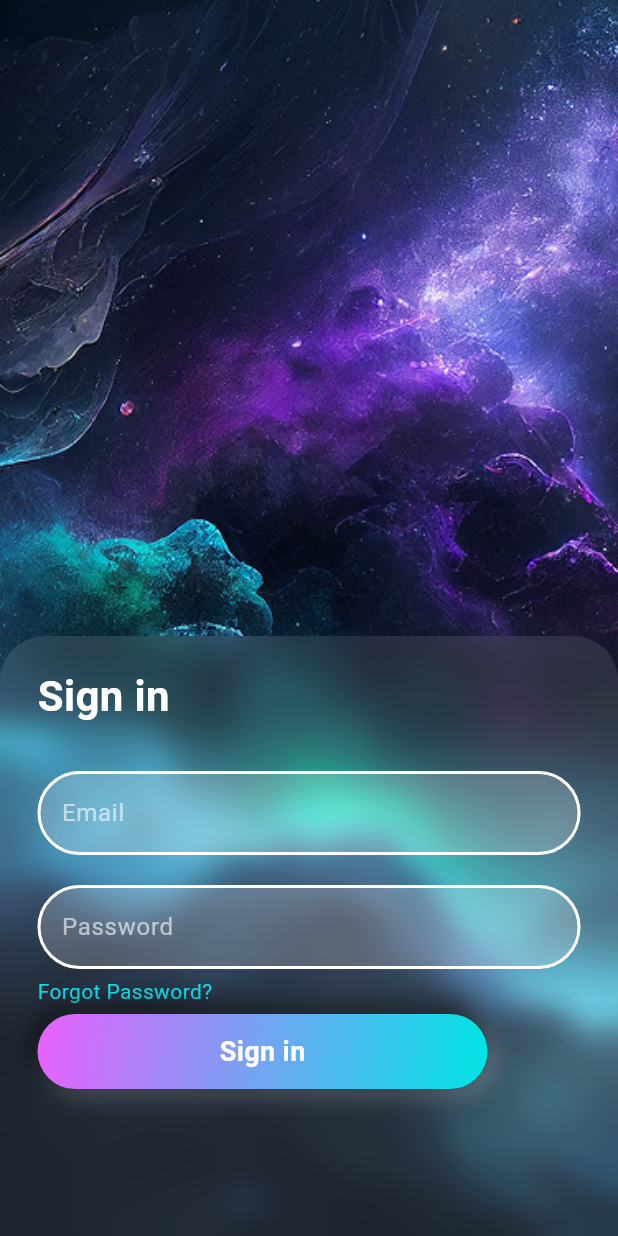
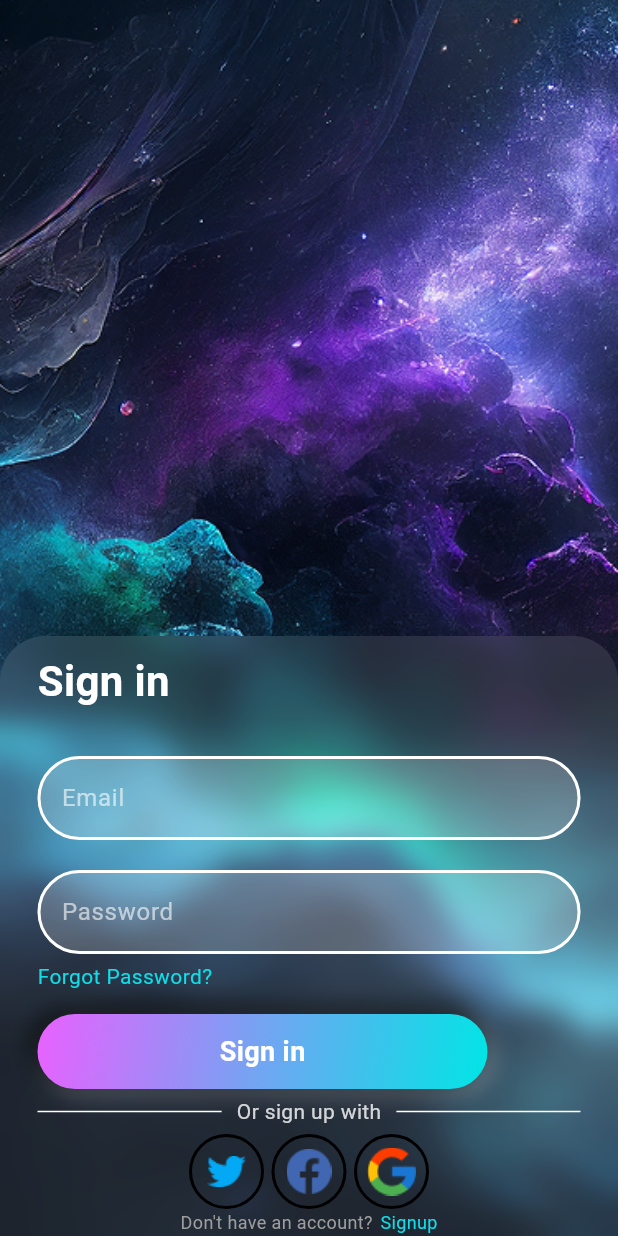
Before and after one commit to isamzia11/desktop_app, a Flutter app: the screen it shows after launch, on a phone screen of 412 x 824 dp. Run offline on Flutter 3.47's test engine with Material 3 defaults, Android fonts, the phone set to English and light mode, and no system bars.

Commit message:
added assets and routes also a button component and completed login screen

```diff
--- /dev/null
+++ b/lib/resources/components/round_button.dart
@@ -0,0 +1,19 @@
+import 'package:flutter/material.dart';
+
+class RoundButton extends StatelessWidget {
+  final String imagePath;
+  const RoundButton({super.key, required this.imagePath});
+
+  @override
+  Widget build(BuildContext context) {
+    return Container(
+      height: 50,
+      width: 50,
+      decoration: BoxDecoration(
+        shape: BoxShape.circle,
+        border: Border.all(width: 2, color: Colors.black),
+      ),
+      child: Image.asset('$imagePath'),
+    );
+  }
+}
--- a/lib/view/login_screen.dart
+++ b/lib/view/login_screen.dart
@@ -1,4 +1,5 @@
 import 'dart:ui';
+import 'package:desktop_app/resources/components/round_button.dart';
 import 'package:flutter/material.dart';
 
 class LoginScreen extends StatelessWidget {
@@ -40,7 +41,7 @@ class LoginScreen extends StatelessWidget {
                           child: Padding(
                             padding: const EdgeInsets.symmetric(
                               horizontal: 25.0,
-                              vertical: 20.0,
+                              vertical: 10.0,
                             ),
                             child: Column(
                               mainAxisAlignment: MainAxisAlignment.start,
@@ -117,7 +118,7 @@ class LoginScreen extends StatelessWidget {
                                   'Forgot Password?',
                                   style: TextStyle(color: Color(0xFF11DCE8)),
                                 ),
-                                SizedBox(height: 5),
+                                SizedBox(height: 15),
                                 Container(
                                   width: 300,
                                   height: 50,
@@ -162,6 +163,70 @@ class LoginScreen extends StatelessWidget {
                                     ),
                                   ),
                                 ),
+                                SizedBox(height: 5),
+
+                                Row(
+                                  children: [
+                                    const Expanded(
+                                      child: Divider(
+                                        color: Colors.white,
+                                        thickness: 1,
+                                      ),
+                                    ),
+                                    Padding(
+                                      padding: const EdgeInsets.symmetric(
+                                        horizontal: 10.0,
+                                      ),
+                                      child: Text(
+                                        'Or sign up with',
+                                        style: TextStyle(
+                                          color: Colors.white.withOpacity(0.8),
+                                        ),
+                                      ),
+                                    ),
+                                    const Expanded(
+                                      child: Divider(
+                                        color: Colors.white,
+                                        thickness: 1,
+                                      ),
+                                    ),
+                                  ],
+                                ),
+                                SizedBox(height: 5),
+                                Row(
+                                  mainAxisAlignment: MainAxisAlignment.center,
+                                  children: [
+                                    RoundButton(
+                                      imagePath: 'assets/twitter.png',
+                                    ),
+                                    SizedBox(width: 5),
+                                    RoundButton(
+                                      imagePath: 'assets/facebook.png',
+                                    ),
+                                    SizedBox(width: 5),
+                                    RoundButton(imagePath: 'assets/google.png'),
+                                  ],
+                                ),
+                                Row(
+                                  mainAxisAlignment: MainAxisAlignment.center,
+                                  children: [
+                                    Text(
+                                      "Don't have an account?",
+                                      style: TextStyle(
+                                        fontSize: 12,
+                                        color: Colors.grey,
+                                      ),
+                                    ),
+                                    SizedBox(width: 5),
+                                    Text(
+                                      'Signup',
+                                      style: TextStyle(
+                                        fontSize: 12,
+                                        color: Color(0xFF11DCE8),
+                                      ),
+                                    ),
+                                  ],
+                                ),
                               ],
                             ),
                           ),
```
Also changed, not shown: assets/facebook.png (added), assets/google.png (added), assets/twitter.png (added), lib/navigation/routes/routes.dart (added), lib/navigation/routes/routes_name.dart (added).
